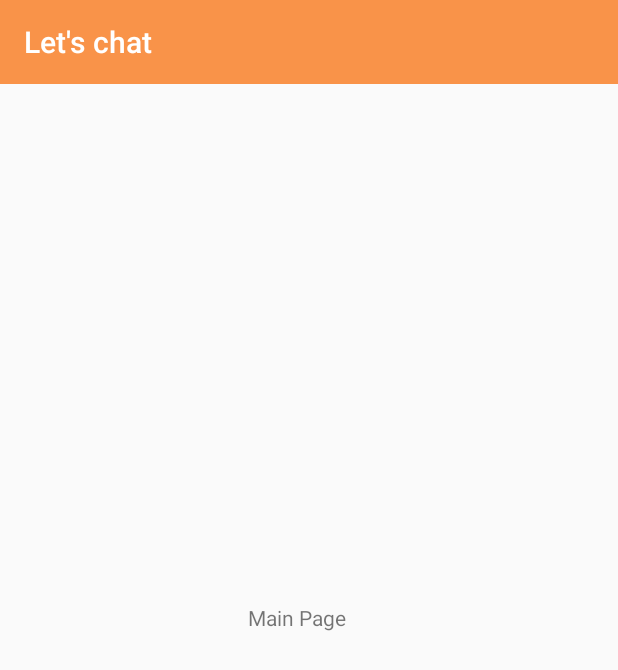
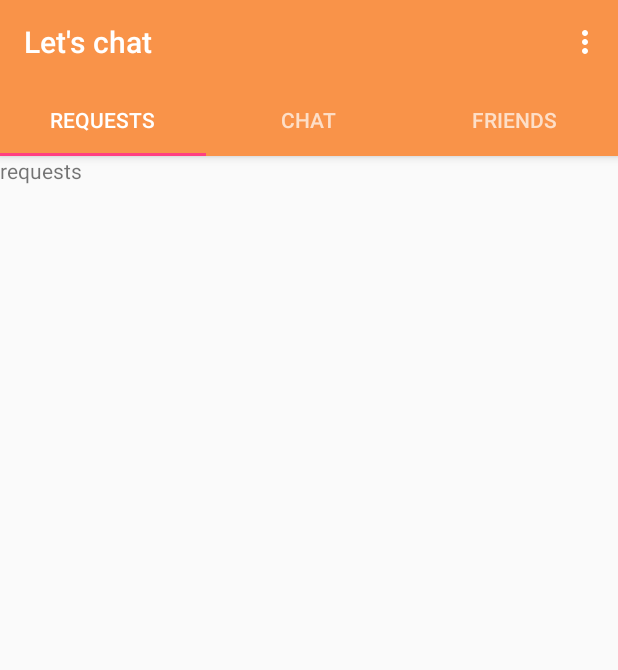
Before and after one commit to ThamiduNaveen/LetsChat, an Android app: the MainActivity screen opened directly, with no data from a screen before it, on a phone screen of 412 x 824 dp. Shown: the top 670 px of the screen. Run offline under Robolectric (Android 15) with nearby library versions, the phone set to English and light mode, and no system bars; our stand-ins replace Firebase (no records; nobody signed in at launch, a user with empty details on screens opened directly).

Commit message:
mai page complete

```diff
--- a/app/build.gradle
+++ b/app/build.gradle
@@ -26,6 +26,7 @@ dependencies {
     implementation 'com.google.firebase:firebase-auth:11.8.0'
     implementation 'com.google.firebase:firebase-database:11.8.0'
     implementation 'com.google.firebase:firebase-messaging:11.8.0'
+    implementation 'com.android.support:support-v4:27.1.1'
     testImplementation 'junit:junit:4.12'
     androidTestImplementation 'com.android.support.test:runner:1.0.2'
     androidTestImplementation 'com.android.support.test.espresso:espresso-core:3.0.2'
--- /dev/null
+++ b/app/src/main/java/com/example/asus_pc/letschat/ChatFragment.java
@@ -0,0 +1,29 @@
+package com.example.asus_pc.letschat;
+
+
+import android.os.Bundle;
+import android.support.v4.app.Fragment;
+import android.view.LayoutInflater;
+import android.view.View;
+import android.view.ViewGroup;
+
+
+/**
+ * A simple {@link Fragment} subclass.
+ */
+public class ChatFragment extends Fragment {
+
+
+    public ChatFragment() {
+        // Required empty public constructor
+    }
+
+
+    @Override
+    public View onCreateView(LayoutInflater inflater, ViewGroup container,
+                             Bundle savedInstanceState) {
+        // Inflate the layout for this fragment
+        return inflater.inflate(R.layout.fragment_chat, container, false);
+    }
+
+}
--- a/app/src/main/java/com/example/asus_pc/letschat/MainActivity.java
+++ b/app/src/main/java/com/example/asus_pc/letschat/MainActivity.java
@@ -2,9 +2,13 @@ package com.example.asus_pc.letschat;
 
 import android.content.Intent;
 import android.sax.StartElementListener;
+import android.support.design.widget.TabLayout;
+import android.support.v4.view.ViewPager;
 import android.support.v7.app.AppCompatActivity;
 import android.os.Bundle;
 import android.support.v7.widget.Toolbar;
+import android.view.Menu;
+import android.view.MenuItem;
 
 import com.google.firebase.auth.FirebaseAuth;
 import com.google.firebase.auth.FirebaseUser;
@@ -13,6 +17,12 @@ public class MainActivity extends AppCompatActivity {
 
     private FirebaseAuth mAuth;
     private Toolbar mToolbar;
+
+    private ViewPager mviewPager;
+    private TabLayout mtabLayout;
+
+    private TabsPagerAdapter mTabsPagerAdapter;
+
 
     @Override
     protected void onCreate(Bundle savedInstanceState) {
@@ -25,6 +35,12 @@ public class MainActivity extends AppCompatActivity {
         setSupportActionBar(mToolbar);
         getSupportActionBar().setTitle("Let's chat");
 
+        mviewPager = (ViewPager) findViewById(R.id.main_tab_pager);
+        mTabsPagerAdapter = new TabsPagerAdapter(getSupportFragmentManager());
+        mviewPager.setAdapter(mTabsPagerAdapter);
+        mtabLayout = (TabLayout)findViewById(R.id.main_tabs);
+        mtabLayout.setupWithViewPager(mviewPager);
+
     }
 
     @Override
@@ -36,11 +52,35 @@ public class MainActivity extends AppCompatActivity {
 
         if (currentUser == null) {
 
-            Intent main_startPage = new Intent(MainActivity.this, StartPageActivity.class);
-            main_startPage.addFlags(Intent.FLAG_ACTIVITY_NEW_TASK | Intent.FLAG_ACTIVITY_CLEAR_TASK);
-            //the above line block user pressing back
-            startActivity(main_startPage);
-            finish();
+            LogOutUser();
         }
     }
+
+    private void LogOutUser() {
+        Intent main_startPage = new Intent(MainActivity.this, StartPageActivity.class);
+        main_startPage.addFlags(Intent.FLAG_ACTIVITY_NEW_TASK | Intent.FLAG_ACTIVITY_CLEAR_TASK);
+        //the above line block user pressing back
+        startActivity(main_startPage);
+        finish();
+    }
+
+    @Override
+    public boolean onCreateOptionsMenu(Menu menu) {
+        super.onCreateOptionsMenu(menu);
+
+        getMenuInflater().inflate(R.menu.main_menu, menu);
+
+        return true;
+    }
+
+    @Override
+    public boolean onOptionsItemSelected(MenuItem item) {
+        super.onOptionsItemSelected(item);
+        if (item.getItemId() == R.id.button_main_logout) {
+            mAuth.signOut();
+            LogOutUser();
+        }
+
+        return true;
+    }
 }
--- /dev/null
+++ b/app/src/main/java/com/example/asus_pc/letschat/RequestFragment.java
@@ -0,0 +1,29 @@
+package com.example.asus_pc.letschat;
+
+
+import android.os.Bundle;
+import android.support.v4.app.Fragment;
+import android.view.LayoutInflater;
+import android.view.View;
+import android.view.ViewGroup;
+
+
+/**
+ * A simple {@link Fragment} subclass.
+ */
+public class RequestFragment extends Fragment {
+
+
+    public RequestFragment() {
+        // Required empty public constructor
+    }
+
+
+    @Override
+    public View onCreateView(LayoutInflater inflater, ViewGroup container,
+                             Bundle savedInstanceState) {
+        // Inflate the layout for this fragment
+        return inflater.inflate(R.layout.fragment_request, container, false);
+    }
+
+}
--- /dev/null
+++ b/app/src/main/java/com/example/asus_pc/letschat/TabsPagerAdapter.java
@@ -0,0 +1,53 @@
+package com.example.asus_pc.letschat;
+
+import android.support.v4.app.Fragment;
+import android.support.v4.app.FragmentManager;
+import android.support.v4.app.FragmentPagerAdapter;
+
+
+class TabsPagerAdapter extends FragmentPagerAdapter {
+
+    public TabsPagerAdapter(FragmentManager fm) {
+        super(fm);
+    }
+
+    @Override
+    public Fragment getItem(int position) {
+        switch (position) {
+            case 0:
+                RequestFragment reqFrag = new RequestFragment();
+                return reqFrag;
+            case 1:
+                ChatFragment chatFrag = new ChatFragment();
+                return chatFrag;
+            case 2:
+                FriendsFragment friendFrag = new FriendsFragment();
+                return friendFrag;
+            default:
+                return null;
+
+        }
+
+    }
+
+    @Override
+    public int getCount() {
+        return 3;
+    }
+
+    public CharSequence getPageTitle(int position) {
+
+        switch (position) {
+            case 0:
+                return "Requests";
+            case 1:
+                return "Chat";
+            case 2:
+                return "Friends";
+            default:
+                return null;
+
+        }
+
+    }
+}
--- a/app/src/main/java/com/example/asus_pc/letschat/loginActivity.java
+++ b/app/src/main/java/com/example/asus_pc/letschat/loginActivity.java
@@ -4,7 +4,7 @@ import android.support.v7.app.AppCompatActivity;
 import android.os.Bundle;
 import android.support.v7.widget.Toolbar;
 
-public class loginActivity extends AppCompatActivity {
+public class  loginActivity extends AppCompatActivity {
 
     private Toolbar loginToolbar;
 
--- a/app/src/main/res/layout/activity_main.xml
+++ b/app/src/main/res/layout/activity_main.xml
@@ -6,16 +6,36 @@
     android:layout_height="match_parent"
     tools:context=".MainActivity">
 
-    <include
-        layout="@layout/app_bar_layout"
-        android:id="@+id/main_page_toolbar">
+    <android.support.design.widget.AppBarLayout
+        android:layout_width="match_parent"
+        android:layout_height="wrap_content">
 
-    </include>
+        <include
+            layout="@layout/app_bar_layout"
+            android:id="@+id/main_page_toolbar">
 
-    <TextView
-        android:id="@+id/textView"
-        android:layout_width="81dp"
-        android:layout_height="wrap_content"
-        android:layout_centerInParent="true"
-        android:text="Main Page" />
+        </include>
+
+        <android.support.design.widget.TabLayout
+            android:id="@+id/main_tabs"
+            android:layout_width="match_parent"
+            android:layout_height="wrap_content"
+            android:theme="@style/ThemeOverlay.AppCompat.Dark.ActionBar">
+
+        </android.support.design.widget.TabLayout>
+
+    </android.support.design.widget.AppBarLayout>
+
+    <android.support.v4.view.ViewPager
+        android:id="@+id/main_tab_pager"
+        android:layout_width="match_parent"
+        android:layout_height="463dp"
+        android:layout_alignParentStart="true"
+        android:layout_alignParentTop="true"
+        android:layout_marginTop="104dp">
+
+    </android.support.v4.view.ViewPager>
+
+
+
 </RelativeLayout>
--- /dev/null
+++ b/app/src/main/res/layout/fragment_request.xml
@@ -0,0 +1,14 @@
+<?xml version="1.0" encoding="utf-8"?>
+<FrameLayout xmlns:android="http://schemas.android.com/apk/res/android"
+    xmlns:tools="http://schemas.android.com/tools"
+    android:layout_width="match_parent"
+    android:layout_height="match_parent"
+    tools:context=".RequestFragment">
+
+    <!-- TODO: Update blank fragment layout -->
+    <TextView
+        android:layout_width="match_parent"
+        android:layout_height="match_parent"
+        android:text="requests" />
+
+</FrameLayout>
--- /dev/null
+++ b/app/src/main/res/menu/main_menu.xml
@@ -0,0 +1,17 @@
+<?xml version="1.0" encoding="utf-8"?>
+<menu xmlns:android="http://schemas.android.com/apk/res/android"
+    xmlns:app="http://schemas.android.com/apk/res-auto">
+
+    <item android:title="@string/settings_button"
+        android:id="@+id/button_main_settings"
+        app:showAsAction="never">
+
+    </item>
+
+    <item android:title="@string/logout_button"
+        android:id="@+id/button_main_logout"
+        app:showAsAction="never">
+
+    </item>
+
+</menu>
--- a/app/src/main/res/values/strings.xml
+++ b/app/src/main/res/values/strings.xml
@@ -8,4 +8,9 @@
     <string name="email_hint">Email...</string>
     <string name="passward_hint">Passward...</string>
     <string name="sign_in_button">SIGN IN</string>
+    <string name="logout_button">Logout</string>
+    <string name="settings_button">Settings</string>
+
+    <!-- TODO: Remove or change this placeholder text -->
+    <string name="hello_blank_fragment">Hello blank fragment</string>
 </resources>
```
Also changed, not shown: app/src/main/java/com/example/asus_pc/letschat/FriendsFragment.java (added, +29 -0 lines), app/src/main/res/layout/fragment_chat.xml (added, +14 -0 lines), app/src/main/res/layout/fragment_friends.xml (added, +14 -0 lines).
